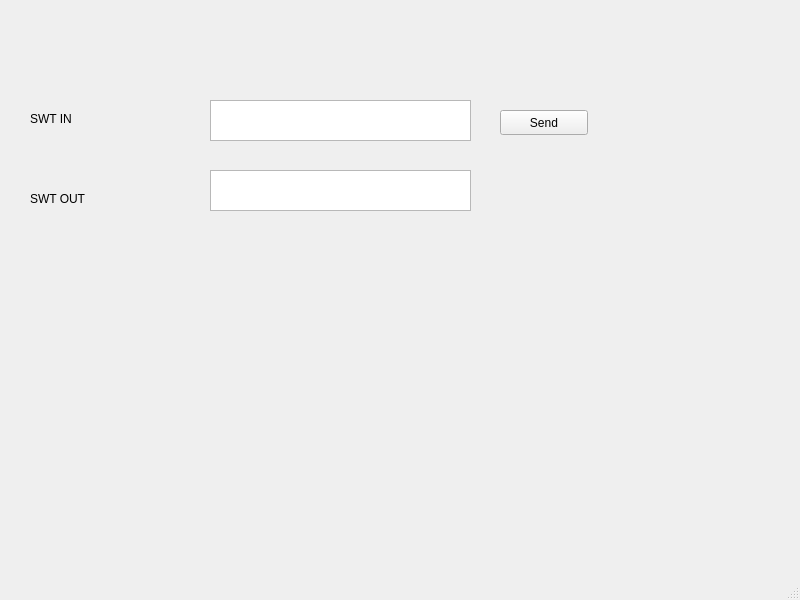
Before: the Qt Designer form mainwindow.ui in wpierozak/ALFIPbus, drawn with Qt 5.
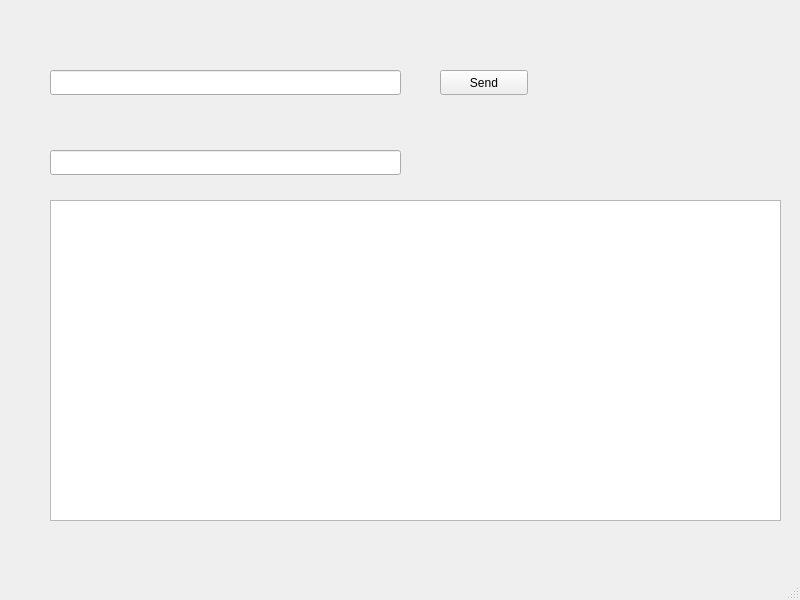
After: the same form once the commit is applied.

Diff of the .ui file:
```diff
--- a/mainwindow.ui
+++ b/mainwindow.ui
@@ -14,57 +14,21 @@
    <string>MainWindow</string>
   </property>
   <widget class="QWidget" name="centralwidget">
-   <widget class="QTextEdit" name="in">
+   <widget class="QLineEdit" name="input">
     <property name="geometry">
      <rect>
-      <x>210</x>
-      <y>100</y>
-      <width>261</width>
-      <height>41</height>
+      <x>50</x>
+      <y>70</y>
+      <width>351</width>
+      <height>25</height>
      </rect>
     </property>
    </widget>
-   <widget class="QLabel" name="label">
+   <widget class="QPushButton" name="send_ip">
     <property name="geometry">
      <rect>
-      <x>30</x>
-      <y>110</y>
-      <width>66</width>
-      <height>17</height>
-     </rect>
-    </property>
-    <property name="text">
-     <string>SWT IN</string>
-    </property>
-   </widget>
-   <widget class="QLabel" name="label_2">
-    <property name="geometry">
-     <rect>
-      <x>30</x>
-      <y>190</y>
-      <width>66</width>
-      <height>17</height>
-     </rect>
-    </property>
-    <property name="text">
-     <string>SWT OUT</string>
-    </property>
-   </widget>
-   <widget class="QTextEdit" name="out">
-    <property name="geometry">
-     <rect>
-      <x>210</x>
-      <y>170</y>
-      <width>261</width>
-      <height>41</height>
-     </rect>
-    </property>
-   </widget>
-   <widget class="QPushButton" name="send">
-    <property name="geometry">
-     <rect>
-      <x>500</x>
-      <y>110</y>
+      <x>440</x>
+      <y>70</y>
       <width>88</width>
       <height>25</height>
      </rect>
@@ -73,6 +37,26 @@
      <string>Send</string>
     </property>
    </widget>
+   <widget class="QLineEdit" name="lineEdit_2">
+    <property name="geometry">
+     <rect>
+      <x>50</x>
+      <y>150</y>
+      <width>351</width>
+      <height>25</height>
+     </rect>
+    </property>
+   </widget>
+   <widget class="QTextEdit" name="debug">
+    <property name="geometry">
+     <rect>
+      <x>50</x>
+      <y>200</y>
+      <width>731</width>
+      <height>321</height>
+     </rect>
+    </property>
+   </widget>
   </widget>
   <widget class="QMenuBar" name="menubar">
    <property name="geometry">
```
